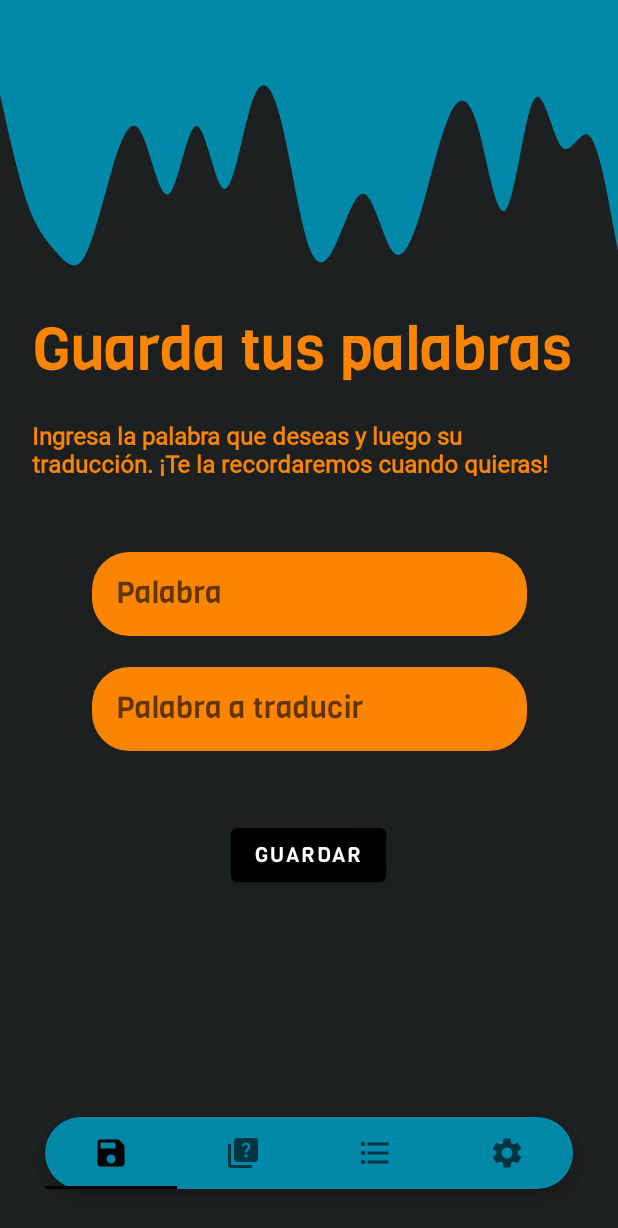
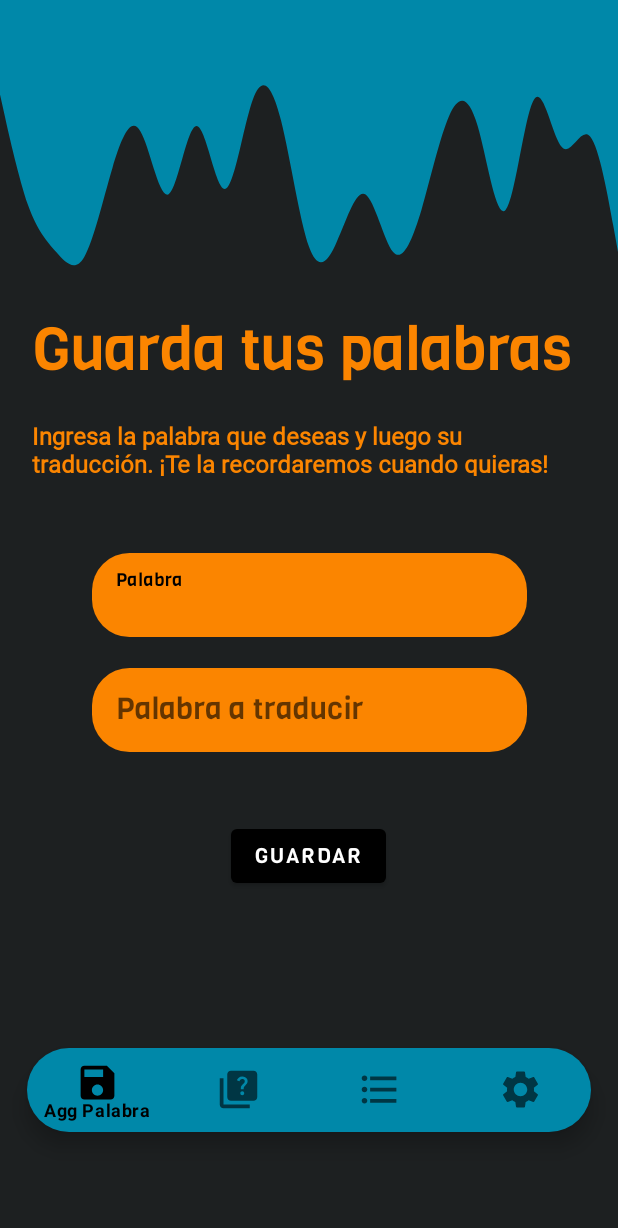
Before and after one commit to Andresdavidala/Proyecto, an Android app: the screen it shows after launch (MainActivity), on a phone screen of 412 x 824 dp. Shown: the top 1228 px of the screen. Run offline under Robolectric (Android 15) with nearby library versions, the phone set to English and light mode, and no system bars.

Commit message:
Solve problem and update

```diff
--- a/app/src/main/java/com/example/proyecto/MainActivity.kt
+++ b/app/src/main/java/com/example/proyecto/MainActivity.kt
@@ -20,28 +20,54 @@ class MainActivity : AppCompatActivity() {
         binding = ActivityMainBinding.inflate(layoutInflater)
         setContentView(binding.root)
 
-        binding.vpSlide.adapter = AdapterVP2(this)
+        replaceFragment(SaveWords())
 
-        val tabLayoutMediator = TabLayoutMediator(binding.tabLayout, binding.vpSlide,
-        TabLayoutMediator.TabConfigurationStrategy{
-            tab, position ->
-                when(position){
-                    0 -> {
-                        tab.setIcon(R.drawable.save)
-                    }
-                    1 -> {
-                        tab.setIcon(R.drawable.quiz)
-                    }
-                    2 ->{
-                        tab.setIcon(R.drawable.ic_baseline_format_list_bulleted_24)
-                    }
-                    3 ->{
-                        tab.setIcon(R.drawable.ic_baseline_settings_24)
-                    }
+        binding.btnNav.setOnItemSelectedListener{
+            when(it.itemId){
+                R.id.newWord -> replaceFragment(SaveWords())
+                R.id.evaWord -> replaceFragment(EvaWord())
+                R.id.listWord -> replaceFragment(listWords())
+                R.id.setting -> replaceFragment(configuration())
+
+                else->{
+
                 }
-        })
-        tabLayoutMediator.attach()
 
+            }
+
+            true
+        }
+        //ANTERIOR ↓
+//        binding.vpSlide.adapter = AdapterVP2(this)
+
+//        val tabLayoutMediator = TabLayoutMediator(binding.tabLayout, binding.vpSlide,
+//        TabLayoutMediator.TabConfigurationStrategy{
+//            tab, position ->
+//                when(position){
+//                    0 -> {
+//                        tab.setIcon(R.drawable.save)
+//                    }
+//                    1 -> {
+//                        tab.setIcon(R.drawable.quiz)
+//                    }
+//                    2 ->{
+//                        tab.setIcon(R.drawable.ic_baseline_format_list_bulleted_24)
+//                    }
+//                    3 ->{
+//                        tab.setIcon(R.drawable.ic_baseline_settings_24)
+//                    }
+//                }
+//        })
+//        tabLayoutMediator.attach()
+
+        //ANTERIOR ↑
+    }
+
+    fun replaceFragment(fragment: Fragment){
+        val fragmentManager = supportFragmentManager
+        val fragmentTransaction = fragmentManager.beginTransaction()
+        fragmentTransaction.replace(binding.fmTextField.id, fragment)
+            .commit()
     }
 
 }
--- a/app/src/main/java/com/example/proyecto/SaveWords.kt
+++ b/app/src/main/java/com/example/proyecto/SaveWords.kt
@@ -43,6 +43,8 @@ class SaveWords : Fragment() {
     override fun onViewCreated(view: View, savedInstanceState: Bundle?) {
         super.onViewCreated(view, savedInstanceState)
 
+        dataWordProvider.dataWords.clear()
+        Log.d("datosEmpty", "vacio")
         var txtFile = activity?.openFileOutput("myfile.txt", Context.MODE_APPEND) //important
 //
         val openFile = activity?.openFileInput("myfile.txt")
--- a/app/src/main/res/layout/activity_main.xml
+++ b/app/src/main/res/layout/activity_main.xml
@@ -21,6 +21,7 @@
         android:layout_marginStart="1dp"
         android:layout_marginEnd="1dp"
         android:layout_marginBottom="1dp"
+        android:visibility="gone"
         app:layout_constraintBottom_toBottomOf="parent"
         app:layout_constraintEnd_toEndOf="parent"
         app:layout_constraintStart_toStartOf="parent" />
@@ -41,12 +42,13 @@
         android:layout_margin="30dp"
         android:background="@drawable/rounded_bn"
         android:elevation="3dp"
+        android:visibility="gone"
         app:itemIconSize="30dp"
         app:itemIconTint="@drawable/itemselector"
         app:itemRippleColor="@android:color/transparent"
         app:labelVisibilityMode="unlabeled"
+
         app:layout_constraintBottom_toBottomOf="@+id/vpSlide"
-
         app:layout_constraintEnd_toEndOf="parent"
         app:layout_constraintStart_toStartOf="parent"
         tools:ignore="SpeakableTextPresentCheck">
@@ -54,6 +56,21 @@
 
     </com.google.android.material.tabs.TabLayout>
 
+    <com.google.android.material.bottomnavigation.BottomNavigationView
+        android:id="@+id/btnNav"
+        android:layout_width="0dp"
+        android:layout_height="wrap_content"
+        android:layout_margin="18dp"
+        android:background="@drawable/rounded_bn"
+        android:elevation="4dp"
+        android:visibility="visible"
+        app:itemIconSize="30dp"
+        app:layout_constraintBottom_toBottomOf="parent"
+        app:layout_constraintEnd_toEndOf="parent"
+        app:layout_constraintStart_toStartOf="parent"
+        app:layout_constraintTop_toTopOf="@+id/view"
+        app:layout_constraintVertical_bias="0.93"
+        app:menu="@menu/menu_bn" />
 
 
 </androidx.constraintlayout.widget.ConstraintLayout>
--- a/app/src/main/res/menu/menu_bn.xml
+++ b/app/src/main/res/menu/menu_bn.xml
@@ -4,7 +4,7 @@
     <item
         android:id="@+id/newWord"
         android:icon="@drawable/save"
-        android:title="Nueva Palabra" />
+        android:title="Agg Palabra" />
     <item
         android:id="@+id/evaWord"
         android:icon="@drawable/quiz"
```
